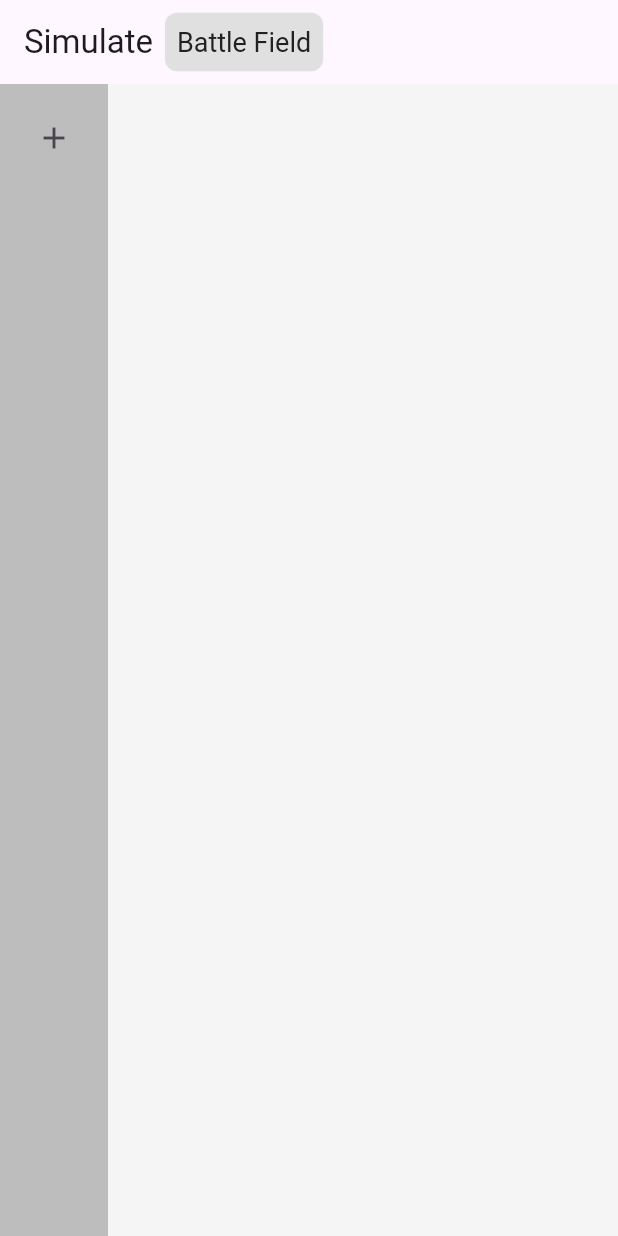
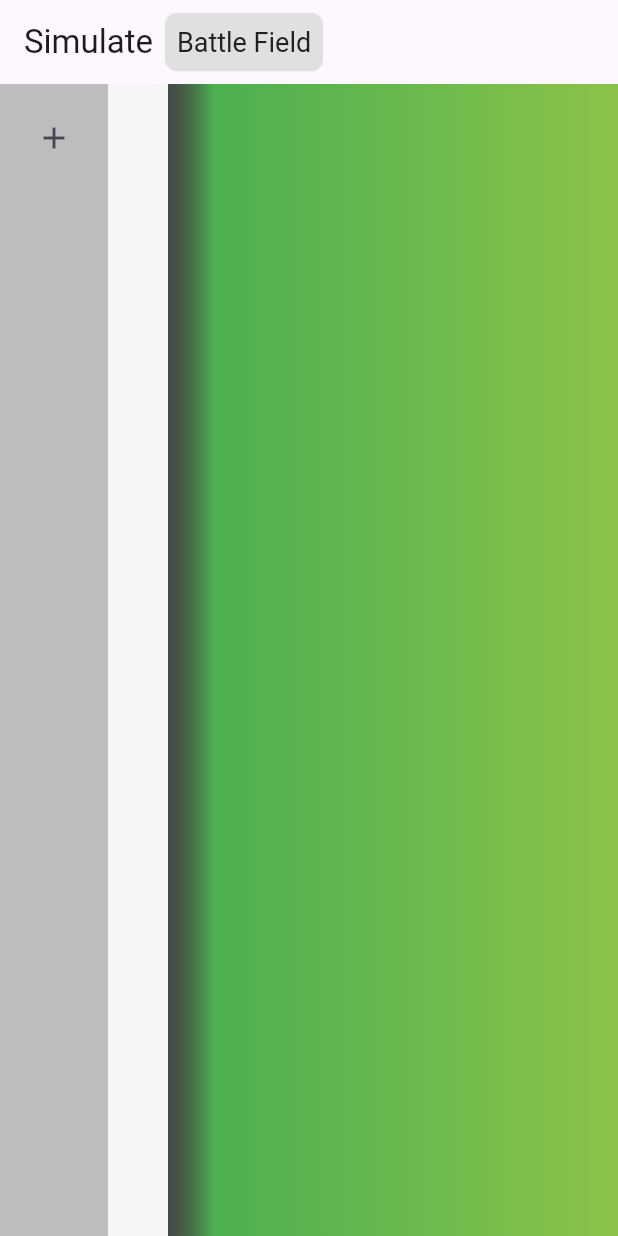
Before and after one commit to joehuang610154/game_prototype_simulator, a Flutter app: the screen it shows after launch, on a phone screen of 412 x 824 dp. Run offline on Flutter 3.47's test engine with Material 3 defaults, Android fonts, the phone set to English and light mode, and no system bars; our stand-ins replace freezed_annotation, get_it, injectable, rxdart.

Commit message:
show game object properties panel

```diff
--- a/lib/constants/widget_key.dart
+++ b/lib/constants/widget_key.dart
@@ -6,5 +6,8 @@ class WidgetKey {
 
   static const addNewGameObject = ValueKey("add_new_game_object");
 
+  static const gameObjectPropertiesPanel =
+      ValueKey("panel_game_object_properties");
+
   static Key gameObject(EntityId id) => ValueKey("game_object_$id");
 }
--- /dev/null
+++ b/lib/pages/simulate/game_object_properties_panel/game_object_properties_panel.dart
@@ -0,0 +1,12 @@
+import 'package:flutter/material.dart';
+
+class GameObjectPropertiesPanel extends StatelessWidget {
+  const GameObjectPropertiesPanel({
+    super.key,
+  });
+
+  @override
+  Widget build(BuildContext context) {
+    return Container();
+  }
+}
--- a/lib/pages/simulate/simulate_page.dart
+++ b/lib/pages/simulate/simulate_page.dart
@@ -4,6 +4,7 @@ import 'package:game_prototype_simulator/constants/widgets.dart';
 import 'package:game_prototype_simulator/framework/rx_builder.dart';
 import 'package:game_prototype_simulator/framework/view_model_provider.dart';
 import 'package:game_prototype_simulator/pages/simulate/game_object/game_object_view.dart';
+import 'package:game_prototype_simulator/pages/simulate/game_object_properties_panel/game_object_properties_panel.dart';
 import 'package:game_prototype_simulator/pages/simulate/simulate_view_model.dart';
 import 'package:provider/provider.dart';
 
@@ -110,6 +111,28 @@ class _SimulateViewState extends State<SimulateView> {
                 },
               ),
             ),
+            Container(
+              width: 300,
+              padding: EdgeInsets.only(
+                left: 24,
+                right: 12,
+                top: 24,
+                bottom: 48,
+              ),
+              decoration: BoxDecoration(
+                gradient: LinearGradient(
+                  stops: [0, 0.1, 1],
+                  colors: [
+                    Colors.black.withAlpha(180),
+                    Colors.green,
+                    Colors.lightGreen,
+                  ],
+                ),
+              ),
+              child: GameObjectPropertiesPanel(
+                key: WidgetKey.gameObjectPropertiesPanel,
+              ),
+            ),
           ],
         ),
       ),
```
